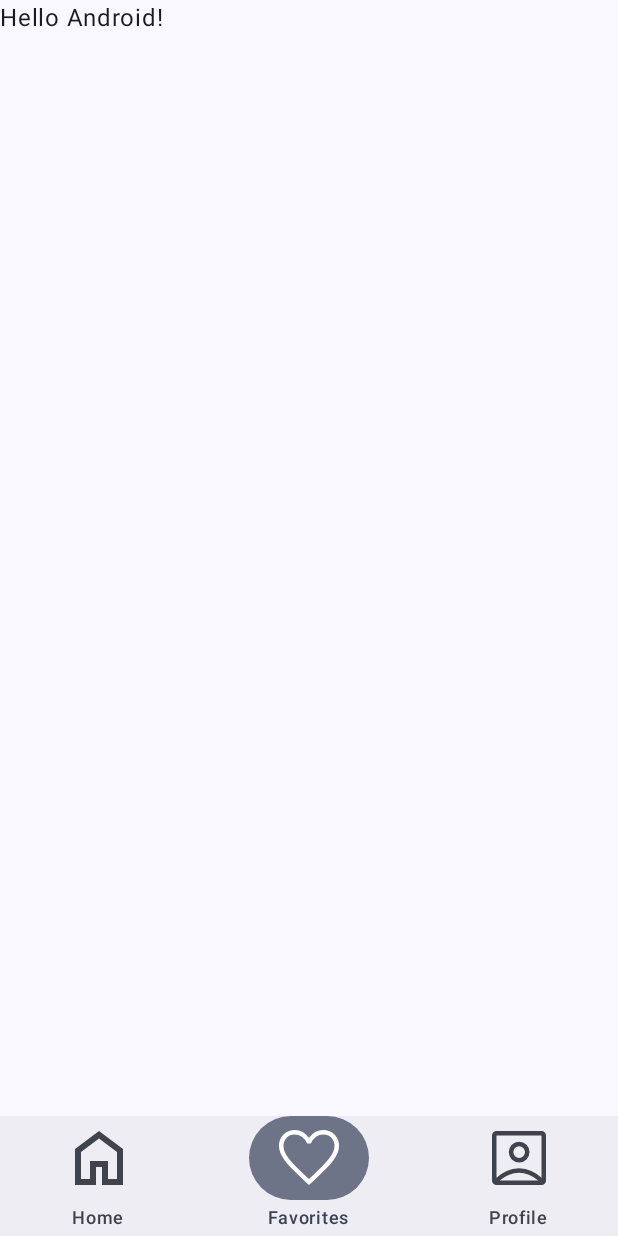
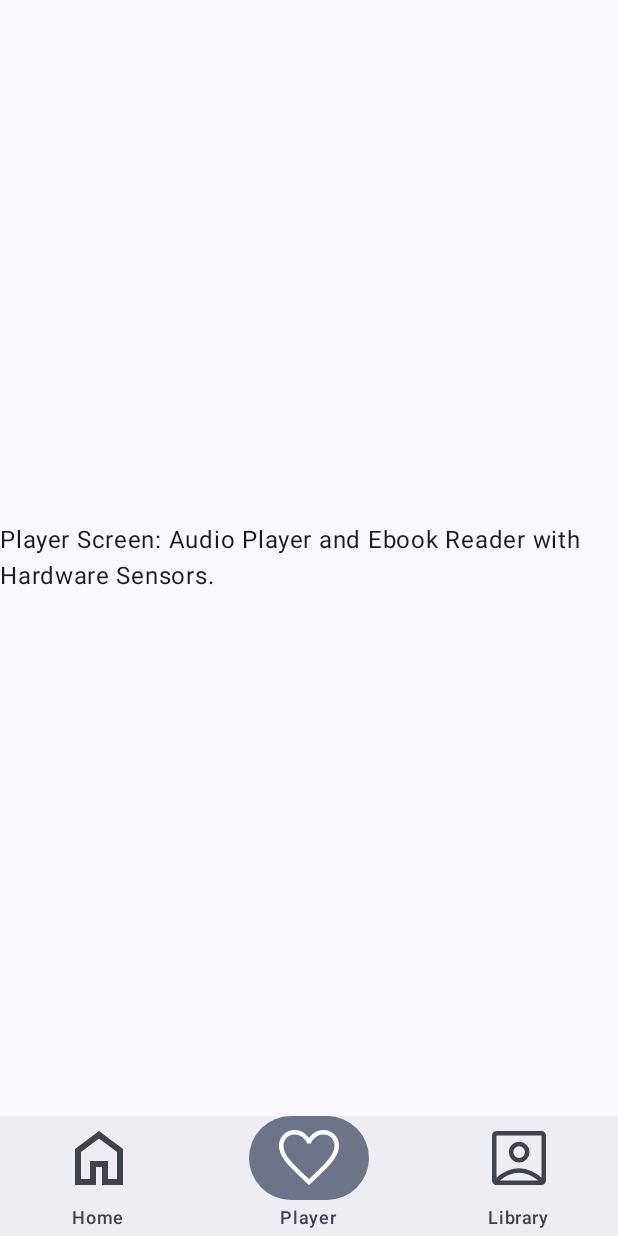
Before and after one commit to shomlea/SPZ, an Android app built with Jetpack Compose: the screen it shows after launch (MainActivity), item 2 of the bottom bar chosen, on a phone screen of 412 x 824 dp. Run offline under Robolectric (Android 15) with nearby library versions, the phone set to English and light mode, and no system bars; our stand-ins replace navigation suite.

Commit message:
Hook up bottom navigation to Home, Player, and Library
- Replaced the template Greeting with placeholder screens for Home, Player, and Library.
- Added screen switching logic in MainActivity.
- Renamed the navigation tabs and updated the preview.

```diff
--- a/app/src/main/java/com/spzgroup/spz/MainActivity.kt
+++ b/app/src/main/java/com/spzgroup/spz/MainActivity.kt
@@ -21,6 +21,8 @@ import androidx.compose.ui.graphics.vector.ImageVector
 import androidx.compose.ui.tooling.preview.Preview
 import androidx.compose.ui.tooling.preview.PreviewScreenSizes
 import com.spzgroup.spz.ui.theme.SPZTheme
+import androidx.compose.foundation.layout.Box
+import androidx.compose.ui.Alignment
 
 class MainActivity : ComponentActivity() {
     override fun onCreate(savedInstanceState: Bundle?) {
@@ -57,10 +59,12 @@ fun SPZApp() {
         }
     ) {
         Scaffold(modifier = Modifier.fillMaxSize()) { innerPadding ->
-            Greeting(
-                name = "Android",
-                modifier = Modifier.padding(innerPadding)
-            )
+            // Switch between screens based on the currentDestination state
+            when (currentDestination) {
+                AppDestinations.HOME -> HomeScreen(modifier = Modifier.padding(innerPadding))
+                AppDestinations.PLAYER -> PlayerScreen(modifier = Modifier.padding(innerPadding))
+                AppDestinations.LIBRARY -> LibraryScreen(modifier = Modifier.padding(innerPadding))
+            }
         }
     }
 }
@@ -68,24 +72,41 @@ fun SPZApp() {
 enum class AppDestinations(
     val label: String,
     val icon: Int,
-) {
+)
+{
     HOME("Home", R.drawable.ic_home),
-    FAVORITES("Favorites", R.drawable.ic_favorite),
-    PROFILE("Profile", R.drawable.ic_account_box),
+    PLAYER("Player", R.drawable.ic_favorite), // Placeholder for Player
+    LIBRARY("Library", R.drawable.ic_account_box) // Placeholder for Library
 }
 
+// Component 1: Home / Dashboard Fragment
 @Composable
-fun Greeting(name: String, modifier: Modifier = Modifier) {
-    Text(
-        text = "Hello $name!",
-        modifier = modifier
-    )
+fun HomeScreen(modifier: Modifier = Modifier) {
+    Box(modifier = modifier.fillMaxSize(), contentAlignment = Alignment.Center) {
+        Text(text = "Home Screen: Daily Progress Rings and Timers will go here.")
+    }
+}
+
+// Component 2: Media Consumption Activity (Reader & Player)
+@Composable
+fun PlayerScreen(modifier: Modifier = Modifier) {
+    Box(modifier = modifier.fillMaxSize(), contentAlignment = Alignment.Center) {
+        Text(text = "Player Screen: Audio Player and Ebook Reader with Hardware Sensors.")
+    }
+}
+
+// Component 3: Library & Reflection Fragment
+@Composable
+fun LibraryScreen(modifier: Modifier = Modifier) {
+    Box(modifier = modifier.fillMaxSize(), contentAlignment = Alignment.Center) {
+        Text(text = "Library Screen: Downloaded Books and Learning Mode Reflections.")
+    }
 }
 
 @Preview(showBackground = true)
 @Composable
-fun GreetingPreview() {
+fun SPZAppPreview() {
     SPZTheme {
-        Greeting("Android")
+        SPZApp()
     }
 }
```
